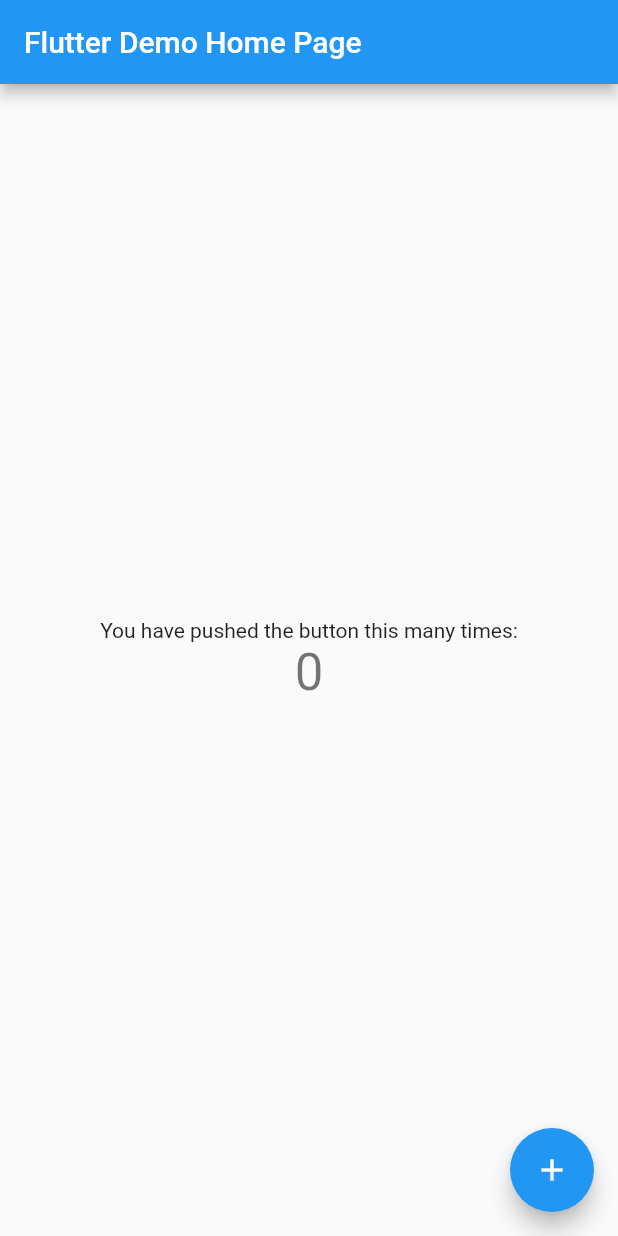
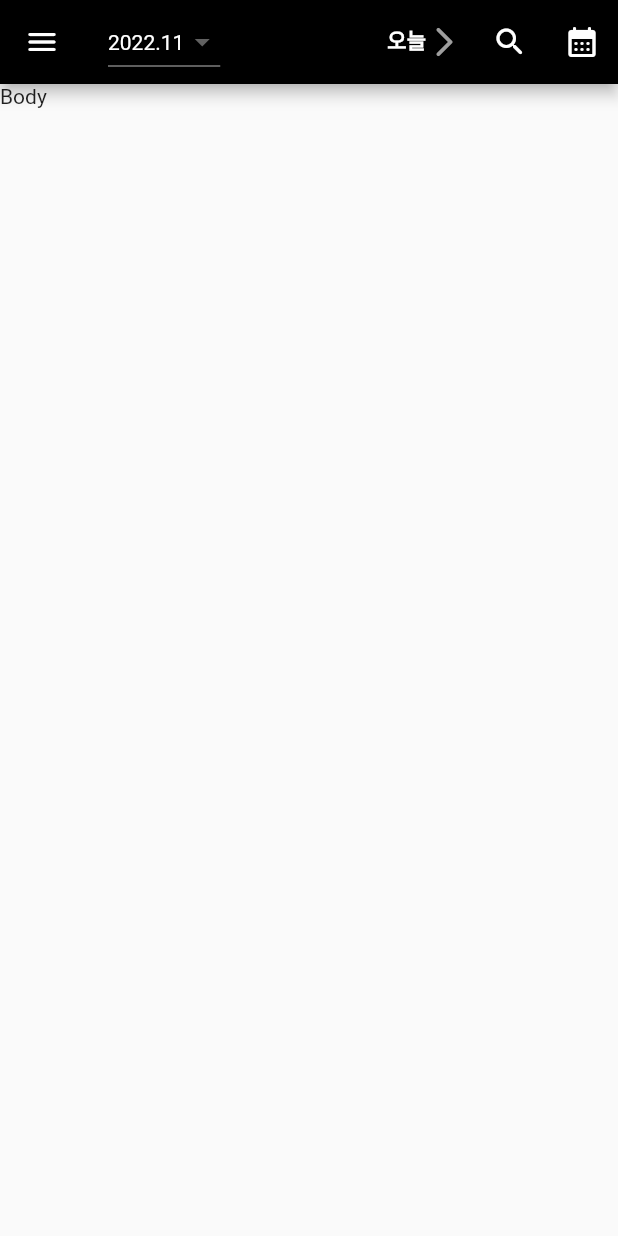
Before and after one commit to pensieve92/codesign.me.flutter, a Flutter app: the screen it shows after launch, on a phone screen of 412 x 824 dp. Run offline on Flutter 3.47's test engine with Material 2 defaults, Android fonts, the phone set to English and light mode, and no system bars.

Commit message:
Add HomePage AppBar

```diff
--- a/lib/main.dart
+++ b/lib/main.dart
@@ -1,115 +1,13 @@
 import 'package:flutter/material.dart';
+import 'package:me/pages/calendar/Calendar.dart';
+import 'package:me/pages/home/Home.dart';
 
 void main() {
-  runApp(const MyApp());
+  runApp(MaterialApp(
+    initialRoute: "/",
+    routes: {
+      "/": (context) => Home(),
+      "/calendar": (context) => Calendar(),
+    },
+  ));
 }
-
-class MyApp extends StatelessWidget {
-  const MyApp({super.key});
-
-  // This widget is the root of your application.
-  @override
-  Widget build(BuildContext context) {
-    return MaterialApp(
-      title: 'Flutter Demo',
-      theme: ThemeData(
-        // This is the theme of your application.
-        //
-        // Try running your application with "flutter run". You'll see the
-        // application has a blue toolbar. Then, without quitting the app, try
-        // changing the primarySwatch below to Colors.green and then invoke
-        // "hot reload" (press "r" in the console where you ran "flutter run",
-        // or simply save your changes to "hot reload" in a Flutter IDE).
-        // Notice that the counter didn't reset back to zero; the application
-        // is not restarted.
-        primarySwatch: Colors.blue,
-      ),
-      home: const MyHomePage(title: 'Flutter Demo Home Page'),
-    );
-  }
-}
-
-class MyHomePage extends StatefulWidget {
-  const MyHomePage({super.key, required this.title});
-
-  // This widget is the home page of your application. It is stateful, meaning
-  // that it has a State object (defined below) that contains fields that affect
-  // how it looks.
-
-  // This class is the configuration for the state. It holds the values (in this
-  // case the title) provided by the parent (in this case the App widget) and
-  // used by the build method of the State. Fields in a Widget subclass are
-  // always marked "final".
-
-  final String title;
-
-  @override
-  State<MyHomePage> createState() => _MyHomePageState();
-}
-
-class _MyHomePageState extends State<MyHomePage> {
-  int _counter = 0;
-
-  void _incrementCounter() {
-    setState(() {
-      // This call to setState tells the Flutter framework that something has
-      // changed in this State, which causes it to rerun the build method below
-      // so that the display can reflect the updated values. If we changed
-      // _counter without calling setState(), then the build method would not be
-      // called again, and so nothing would appear to happen.
-      _counter++;
-    });
-  }
-
-  @override
-  Widget build(BuildContext context) {
-    // This method is rerun every time setState is called, for instance as done
-    // by the _incrementCounter method above.
-    //
-    // The Flutter framework has been optimized to make rerunning build methods
-    // fast, so that you can just rebuild anything that needs updating rather
-    // than having to individually change instances of widgets.
-    return Scaffold(
-      appBar: AppBar(
-        // Here we take the value from the MyHomePage object that was created by
-        // the App.build method, and use it to set our appbar title.
-        title: Text(widget.title),
-      ),
-      body: Center(
-        // Center is a layout widget. It takes a single child and positions it
-        // in the middle of the parent.
-        child: Column(
-          // Column is also a layout widget. It takes a list of children and
-          // arranges them vertically. By default, it sizes itself to fit its
-          // children horizontally, and tries to be as tall as its parent.
-          //
-          // Invoke "debug painting" (press "p" in the console, choose the
-          // "Toggle Debug Paint" action from the Flutter Inspector in Android
-          // Studio, or the "Toggle Debug Paint" command in Visual Studio Code)
-          // to see the wireframe for each widget.
-          //
-          // Column has various properties to control how it sizes itself and
-          // how it positions its children. Here we use mainAxisAlignment to
-          // center the children vertically; the main axis here is the vertical
-          // axis because Columns are vertical (the cross axis would be
-          // horizontal).
-          mainAxisAlignment: MainAxisAlignment.center,
-          children: <Widget>[
-            const Text(
-              'You have pushed the button this many times:',
-            ),
-            Text(
-              '$_counter',
-              style: Theme.of(context).textTheme.headline4,
-            ),
-          ],
-        ),
-      ),
-      floatingActionButton: FloatingActionButton(
-        onPressed: _incrementCounter,
-        tooltip: 'Increment',
-        child: const Icon(Icons.add),
-      ), // This trailing comma makes auto-formatting nicer for build methods.
-    );
-  }
-}
--- /dev/null
+++ b/lib/pages/calendar/Calendar.dart
@@ -0,0 +1,10 @@
+import 'package:flutter/material.dart';
+
+class Calendar extends StatelessWidget {
+  const Calendar({Key? key}) : super(key: key);
+
+  @override
+  Widget build(BuildContext context) {
+    return Text('Calendar Page');
+  }
+}
--- /dev/null
+++ b/lib/pages/home/Home.dart
@@ -0,0 +1,73 @@
+import 'package:flutter/material.dart';
+
+class Home extends StatefulWidget {
+  const Home({Key? key}) : super(key: key);
+
+  @override
+  State<Home> createState() => _HomeState();
+}
+
+class _HomeState extends State<Home> {
+  var list = ['2022.10', '2022.11', '2022.12', '2023.01'];
+
+  var YYYYMM = '2022.11';
+
+  setYearMonth(value) {
+    setState(() {
+      print(value);
+      YYYYMM = value;
+    });
+  }
+
+  @override
+  Widget build(BuildContext context) {
+    return Scaffold(
+      appBar: AppBar(
+        leading: IconButton(
+          onPressed: () {
+            print('click menu icon');
+          },
+          icon: Icon(Icons.menu_rounded),
+        ),
+        actions: [
+
+          TextButton(
+              child: Row(
+                  crossAxisAlignment: CrossAxisAlignment.start,
+                  children: const [
+                    Text('오늘',style: TextStyle(color: Colors.white, fontWeight: FontWeight.bold)),
+                    Icon(Icons.arrow_forward_ios_rounded, color: Colors.grey, )]),
+              onPressed: () {
+                print('click 오늘');
+              },
+          ),
+          IconButton(
+            onPressed: () {
+              print('click search icon');
+            },
+            icon: Icon(Icons.search_rounded),
+          ),
+          IconButton(
+            onPressed: () {
+              print('click calendar month icon');
+            },
+            icon: Icon(Icons.calendar_month_rounded),
+          ),
+        ],
+        title: DropdownButton<String?>(
+          style: TextStyle(color: Colors.white),
+          items: list.map<DropdownMenuItem<String?>>((String? i) {
+            return DropdownMenuItem<String?>(
+              value: i,
+              child: Text(i.toString()),
+            );
+          }).toList(),
+          value: YYYYMM,
+          onChanged: (value) => setYearMonth(value),
+        ),
+        backgroundColor: Colors.black,
+      ),
+      body: Text('Body'),
+    );
+  }
+}
```
